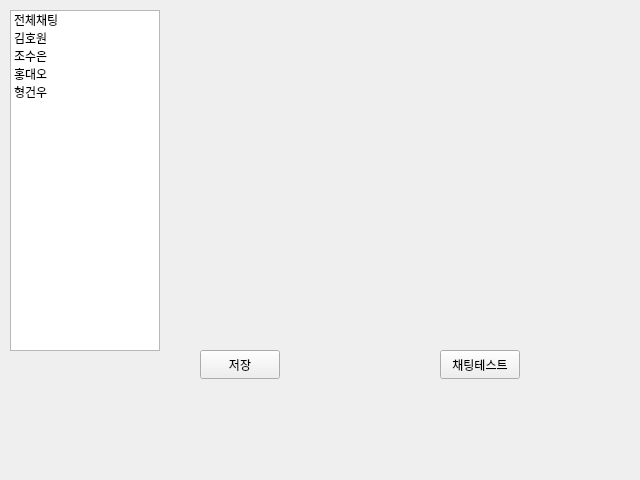
Old version of the form DentixServer/chatlogform.ui in the repository sueun-jo/2ndmini_dentix.
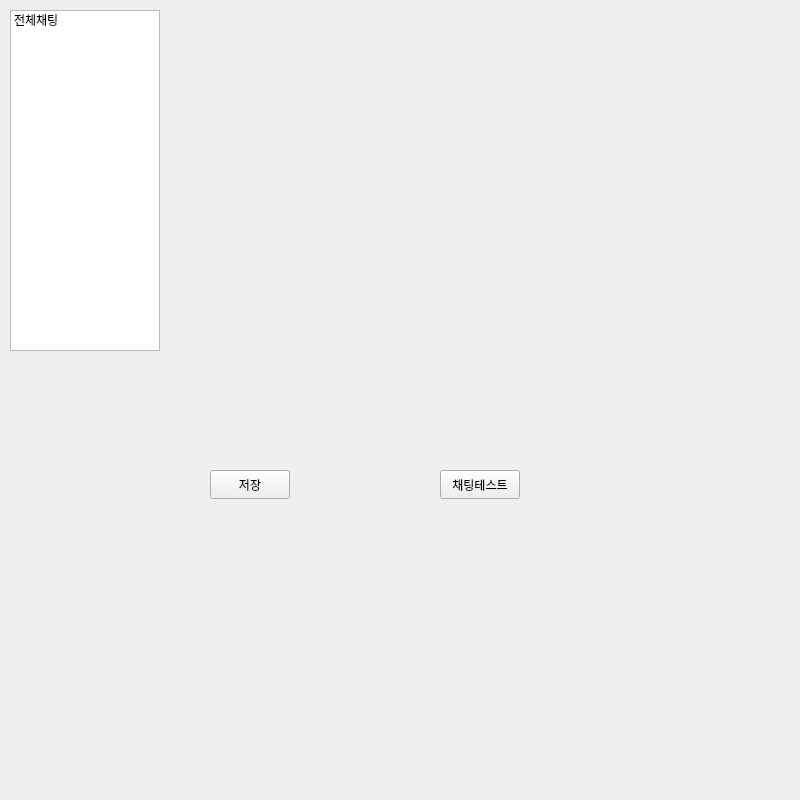
New version of the form.

Commit message: Fix<chatlogform> update chatlog more simple

Diff of the .ui file:
```diff
--- a/DentixServer/chatlogform.ui
+++ b/DentixServer/chatlogform.ui
@@ -6,8 +6,8 @@
    <rect>
     <x>0</x>
     <y>0</y>
-    <width>640</width>
-    <height>480</height>
+    <width>800</width>
+    <height>800</height>
    </rect>
   </property>
   <property name="windowTitle">
@@ -16,8 +16,8 @@
   <widget class="QPushButton" name="saveButton">
    <property name="geometry">
     <rect>
-     <x>200</x>
-     <y>350</y>
+     <x>210</x>
+     <y>470</y>
      <width>80</width>
      <height>29</height>
     </rect>
@@ -65,32 +65,12 @@
      <string>전체채팅</string>
     </property>
    </item>
-   <item>
-    <property name="text">
-     <string>김호원</string>
-    </property>
-   </item>
-   <item>
-    <property name="text">
-     <string>조수은</string>
-    </property>
-   </item>
-   <item>
-    <property name="text">
-     <string>홍대오</string>
-    </property>
-   </item>
-   <item>
-    <property name="text">
-     <string>형건우</string>
-    </property>
-   </item>
   </widget>
   <widget class="QPushButton" name="test">
    <property name="geometry">
     <rect>
      <x>440</x>
-     <y>350</y>
+     <y>470</y>
      <width>80</width>
      <height>29</height>
     </rect>
@@ -104,8 +84,8 @@
     <rect>
      <x>200</x>
      <y>80</y>
-     <width>381</width>
-     <height>231</height>
+     <width>550</width>
+     <height>300</height>
     </rect>
    </property>
   </widget>
```
The commit also changes 1 other file.
